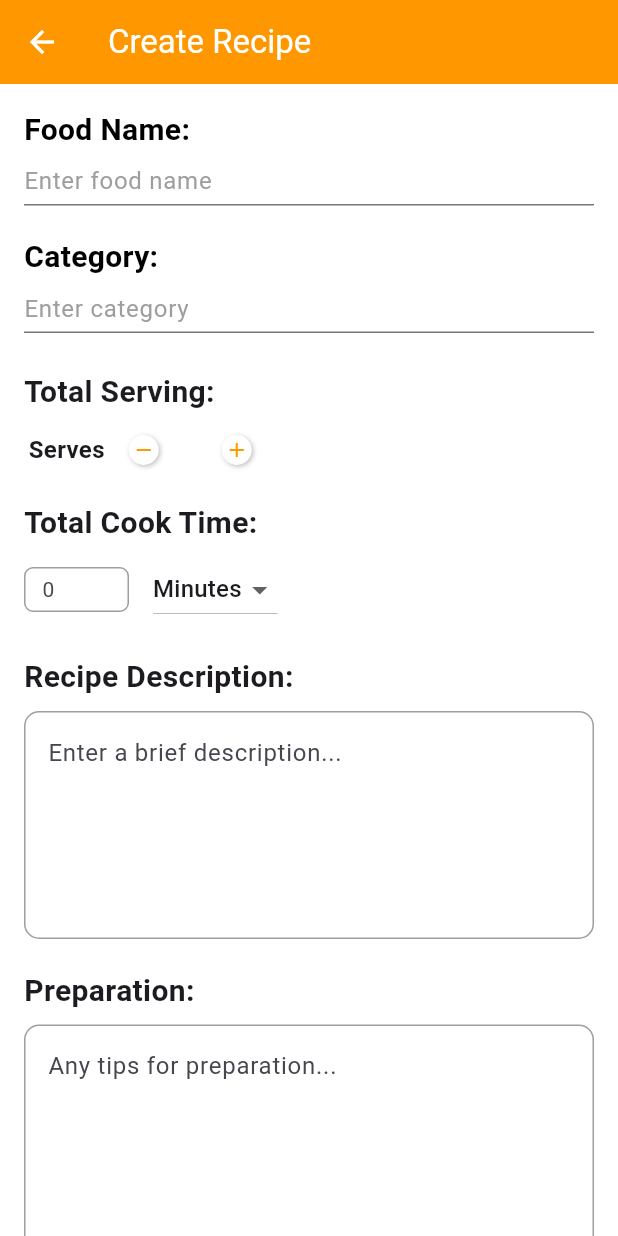
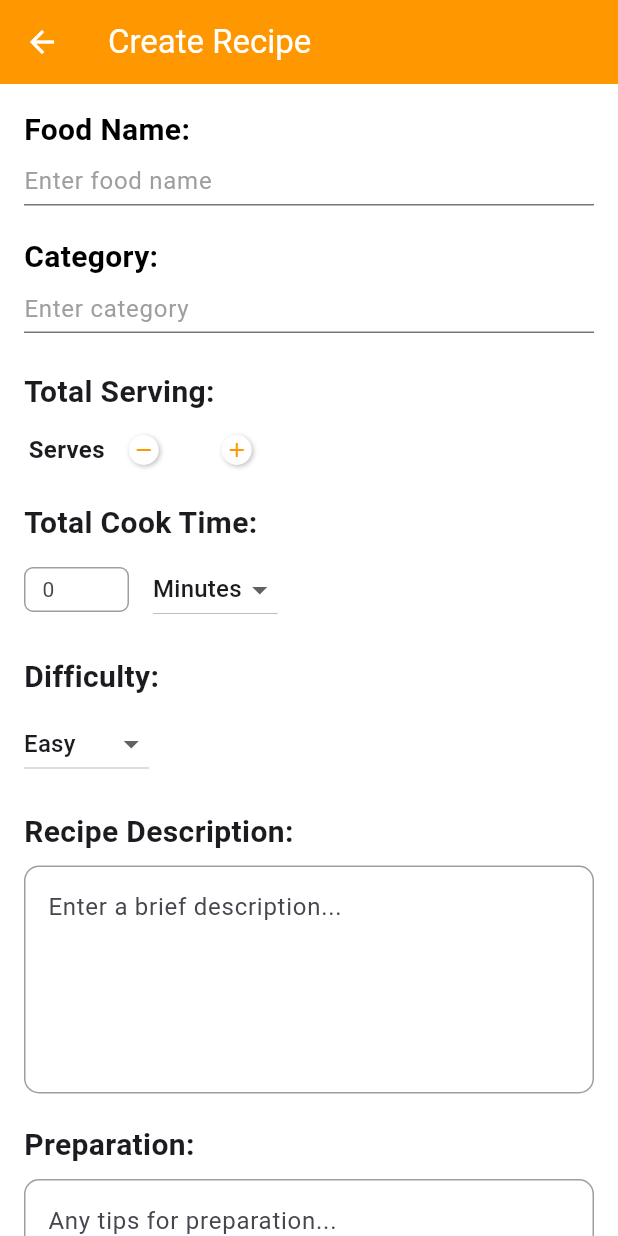
Before and after one commit to rockypabalate/food_ai_thesis, a Flutter app: the CreateRecipeView screen opened by its route, on a phone screen of 412 x 824 dp. Run offline on Flutter 3.47's test engine with Material 3 defaults, Android fonts, the light colour scheme and no system bars; our stand-ins replace dio, google_fonts, image_picker, logger, lottie, shared_preferences and 5 more; missing offline and left inert: tflite_flutter; accounts and stored records are empty; project files that could hold a hidden picture were left out.

Commit message:
Enhance ui and bug fixed

```diff
--- a/lib/ui/views/check_auth/check_auth_viewmodel.dart
+++ b/lib/ui/views/check_auth/check_auth_viewmodel.dart
@@ -35,7 +35,7 @@ class CheckAuthViewModel extends AppBaseViewModel {
       if (response.statusCode == 200 && response.data != null) {
         _navigationService.navigateTo(Routes.mainpageView);
       } else {
-        _navigationService.clearStackAndShow(Routes.loginView);
+        _navigationService.clearStackAndShow(Routes.loginregisterView);
       }
     } catch (e) {
       print('Error during authentication: $e');
--- a/lib/ui/views/create_recipe/create_recipe_view.dart
+++ b/lib/ui/views/create_recipe/create_recipe_view.dart
@@ -19,7 +19,8 @@ class CreateRecipeView extends StackedView<CreateRecipeViewModel> {
             builder: (BuildContext context) {
               return AlertDialog(
                 title: const Text('Exit Confirmation'),
-              content: const Text('Are you sure you want to exit without saving?'),
+                content:
+                    const Text('Are you sure you want to exit without saving?'),
                 actions: [
                   TextButton(
                     onPressed: () {
@@ -51,8 +52,8 @@ class CreateRecipeView extends StackedView<CreateRecipeViewModel> {
               style: TextStyle(color: Colors.white), // Make title text white
             ),
             backgroundColor: Colors.orange,
-        iconTheme:
-            const IconThemeData(color: Colors.white), // Make back arrow white
+            iconTheme: const IconThemeData(
+                color: Colors.white), // Make back arrow white
           ),
           body: SingleChildScrollView(
             padding: const EdgeInsets.all(16.0),
@@ -72,7 +73,8 @@ class CreateRecipeView extends StackedView<CreateRecipeViewModel> {
                         color: Colors.black,
                       ),
                     ),
-                const SizedBox(height: 4), // Space between text and TextField
+                    const SizedBox(
+                        height: 4), // Space between text and TextField
                     TextField(
                       controller: viewModel.foodNameController,
                       style: const TextStyle(fontSize: 16),
@@ -81,7 +83,8 @@ class CreateRecipeView extends StackedView<CreateRecipeViewModel> {
                         hintStyle: TextStyle(color: Colors.grey),
                         border: UnderlineInputBorder(),
                         focusedBorder: UnderlineInputBorder(
-                      borderSide: BorderSide(color: Colors.orange, width: 1),
+                          borderSide:
+                              BorderSide(color: Colors.orange, width: 1),
                         ),
                         isDense: true, // Reduce TextField height
                         contentPadding: EdgeInsets.symmetric(
@@ -104,7 +107,8 @@ class CreateRecipeView extends StackedView<CreateRecipeViewModel> {
                         color: Colors.black,
                       ),
                     ),
-                const SizedBox(height: 4), // Space between text and TextField
+                    const SizedBox(
+                        height: 4), // Space between text and TextField
                     TextField(
                       controller: viewModel.categoryController,
                       style: const TextStyle(fontSize: 16),
@@ -113,7 +117,8 @@ class CreateRecipeView extends StackedView<CreateRecipeViewModel> {
                         hintStyle: TextStyle(color: Colors.grey),
                         border: UnderlineInputBorder(),
                         focusedBorder: UnderlineInputBorder(
-                      borderSide: BorderSide(color: Colors.orange, width: 1),
+                          borderSide:
+                              BorderSide(color: Colors.orange, width: 1),
                         ),
                         isDense: true, // Reduce TextField height
                         contentPadding: EdgeInsets.symmetric(
@@ -130,11 +135,12 @@ class CreateRecipeView extends StackedView<CreateRecipeViewModel> {
                   children: [
                     const Text(
                       "Total Serving:",
-                  style: TextStyle(fontSize: 20, fontWeight: FontWeight.bold),
+                      style:
+                          TextStyle(fontSize: 20, fontWeight: FontWeight.bold),
                     ),
                     Padding(
-                  padding:
-                      const EdgeInsets.only(left: 3), // Move Row to the right
+                      padding: const EdgeInsets.only(
+                          left: 3), // Move Row to the right
                       child: Row(
                         mainAxisAlignment: MainAxisAlignment.start,
                         children: [
@@ -144,7 +150,8 @@ class CreateRecipeView extends StackedView<CreateRecipeViewModel> {
                                 fontSize: 16, fontWeight: FontWeight.bold),
                           ),
                           const SizedBox(
-                          width: 16), // Small space between text and counter
+                              width:
+                                  16), // Small space between text and counter
                           Row(
                             children: [
                               Container(
@@ -152,7 +159,8 @@ class CreateRecipeView extends StackedView<CreateRecipeViewModel> {
                                 height: 20,
                                 decoration: const BoxDecoration(
                                   shape: BoxShape.circle,
-                              color: Colors.white, // White circular background
+                                  color:
+                                      Colors.white, // White circular background
                                   boxShadow: [
                                     BoxShadow(
                                       color: Colors.black26, // Soft shadow
@@ -162,13 +170,14 @@ class CreateRecipeView extends StackedView<CreateRecipeViewModel> {
                                   ],
                                 ),
                                 child: IconButton(
-                              padding: EdgeInsets.zero, // Remove extra padding
+                                  padding:
+                                      EdgeInsets.zero, // Remove extra padding
                                   iconSize: 16, // Reduce icon size
                                   icon: const Icon(Icons.remove,
                                       color: Colors.orange),
                                   onPressed: () {
-                                int current = int.tryParse(
-                                        viewModel.servingsController.text) ??
+                                    int current = int.tryParse(viewModel
+                                            .servingsController.text) ??
                                         1;
                                     if (current > 1) {
                                       viewModel.servingsController.text =
@@ -196,7 +205,8 @@ class CreateRecipeView extends StackedView<CreateRecipeViewModel> {
                                 height: 20,
                                 decoration: const BoxDecoration(
                                   shape: BoxShape.circle,
-                              color: Colors.white, // White circular background
+                                  color:
+                                      Colors.white, // White circular background
                                   boxShadow: [
                                     BoxShadow(
                                       color: Colors.black26, // Soft shadow
@@ -206,12 +216,14 @@ class CreateRecipeView extends StackedView<CreateRecipeViewModel> {
                                   ],
                                 ),
                                 child: IconButton(
-                              padding: EdgeInsets.zero, // Remove extra padding
+                                  padding:
+                                      EdgeInsets.zero, // Remove extra padding
                                   iconSize: 16, // Reduce icon size
-                              icon: const Icon(Icons.add, color: Colors.orange),
+                                  icon: const Icon(Icons.add,
+                                      color: Colors.orange),
                                   onPressed: () {
-                                int current = int.tryParse(
-                                        viewModel.servingsController.text) ??
+                                    int current = int.tryParse(viewModel
+                                            .servingsController.text) ??
                                         1;
                                     viewModel.servingsController.text =
                                         (current + 1).toString();
@@ -234,7 +246,8 @@ class CreateRecipeView extends StackedView<CreateRecipeViewModel> {
                   children: [
                     const Text(
                       "Total Cook Time:",
-                  style: TextStyle(fontSize: 20, fontWeight: FontWeight.bold),
+                      style:
+                          TextStyle(fontSize: 20, fontWeight: FontWeight.bold),
                     ),
                     const SizedBox(
                         height: 6), // Small space between header and fields
@@ -254,7 +267,8 @@ class CreateRecipeView extends StackedView<CreateRecipeViewModel> {
                                 border: OutlineInputBorder(
                                   borderRadius: BorderRadius.circular(6.0),
                                   borderSide: const BorderSide(
-                                  color: Colors.grey, width: 1), // Default grey
+                                      color: Colors.grey,
+                                      width: 1), // Default grey
                                 ),
                                 focusedBorder: OutlineInputBorder(
                                   borderRadius: BorderRadius.circular(6.0),
@@ -277,7 +291,8 @@ class CreateRecipeView extends StackedView<CreateRecipeViewModel> {
                                 16), // Small space between text field and dropdown
                         DropdownButton<String>(
                           value: viewModel.cookTimeUnit,
-                      items: ["Minutes", "Hours"].map((String unit) {
+                          items: ["Minute", "Hour", "Minutes", "Hours"]
+                              .map((String unit) {
                             return DropdownMenuItem<String>(
                               value: unit,
                               child: Text(unit),
@@ -293,13 +308,41 @@ class CreateRecipeView extends StackedView<CreateRecipeViewModel> {
                 ),
 
                 const SizedBox(height: 20),
+
+                // Difficulty Level Section
+                Column(
+                  crossAxisAlignment: CrossAxisAlignment.start,
+                  children: [
+                    const Text(
+                      "Difficulty:",
+                      style:
+                          TextStyle(fontSize: 20, fontWeight: FontWeight.bold),
+                    ),
+                    const SizedBox(
+                        height: 6), // Space between label and dropdown
+                    DropdownButton<String>(
+                      value: viewModel.difficultyLevel,
+                      items: ["Easy", "Medium", "Hard"].map((String level) {
+                        return DropdownMenuItem<String>(
+                          value: level,
+                          child: Text(level),
+                        );
+                      }).toList(),
+                      onChanged: (value) {
+                        viewModel.updateDifficultyLevel(value!);
+                      },
+                    ),
+                  ],
+                ),
+                const SizedBox(height: 20),
                 // Description
                 Column(
                   crossAxisAlignment: CrossAxisAlignment.start,
                   children: [
                     const Text(
                       "Recipe Description:", // Title Header
-                  style: TextStyle(fontSize: 20, fontWeight: FontWeight.bold),
+                      style:
+                          TextStyle(fontSize: 20, fontWeight: FontWeight.bold),
                     ),
                     const SizedBox(
                         height: 8), // Small space between title and input
@@ -347,17 +390,20 @@ class CreateRecipeView extends StackedView<CreateRecipeViewModel> {
                     border: OutlineInputBorder(
                       borderRadius: BorderRadius.circular(10.0),
                       borderSide: const BorderSide(
-                      color: Colors.grey, width: 1.0), // Grey when not selected
+                          color: Colors.grey,
+                          width: 1.0), // Grey when not selected
                     ),
                     focusedBorder: OutlineInputBorder(
                       borderRadius: BorderRadius.circular(10.0),
                       borderSide: const BorderSide(
-                      color: Colors.orange, width: 1.5), // Orange when selected
+                          color: Colors.orange,
+                          width: 1.5), // Orange when selected
                     ),
                     enabledBorder: OutlineInputBorder(
                       borderRadius: BorderRadius.circular(10.0),
                       borderSide: const BorderSide(
-                      color: Colors.grey, width: 1.0), // Grey when not selected
+                          color: Colors.grey,
+                          width: 1.0), // Grey when not selected
                     ),
                   ),
                   maxLines: 5,
@@ -372,7 +418,8 @@ class CreateRecipeView extends StackedView<CreateRecipeViewModel> {
                       padding: EdgeInsets.symmetric(vertical: 10.0),
                       child: Text(
                         "Cooking Steps:",
-                    style: TextStyle(fontSize: 20, fontWeight: FontWeight.bold),
+                        style: TextStyle(
+                            fontSize: 20, fontWeight: FontWeight.bold),
                       ),
                     ),
                     ListView.builder(
@@ -413,8 +460,10 @@ class CreateRecipeView extends StackedView<CreateRecipeViewModel> {
                                 ),
                               ),
                               IconButton(
-                            icon: const Icon(Icons.delete, color: Colors.red),
-                            onPressed: () => viewModel.removeInstruction(index),
+                                icon:
+                                    const Icon(Icons.delete, color: Colors.red),
+                                onPressed: () =>
+                                    viewModel.removeInstruction(index),
                               ),
                             ],
                           ),
@@ -447,7 +496,6 @@ class CreateRecipeView extends StackedView<CreateRecipeViewModel> {
 
                 const SizedBox(height: 20),
 
-            // Dynamic Ingredients Input
                 Column(
                   crossAxisAlignment: CrossAxisAlignment.start,
                   children: [
@@ -455,7 +503,8 @@ class CreateRecipeView extends StackedView<CreateRecipeViewModel> {
                       padding: EdgeInsets.symmetric(vertical: 10.0),
                       child: Text(
                         "Ingredients:",
-                    style: TextStyle(fontSize: 20, fontWeight: FontWeight.bold),
+                        style: TextStyle(
+                            fontSize: 20, fontWeight: FontWeight.bold),
                       ),
                     ),
                     ListView.builder(
@@ -464,74 +513,88 @@ class CreateRecipeView extends StackedView<CreateRecipeViewModel> {
                       itemCount: viewModel.ingredients.length,
                       itemBuilder: (context, index) {
                         return Padding(
-                      padding: const EdgeInsets.only(
-                          bottom: 10.0), // Adds space below each field
-                      child: Row(
+                          padding: const EdgeInsets.only(bottom: 10.0),
+                          child: Column(
+                            crossAxisAlignment: CrossAxisAlignment.start,
                             children: [
-                          Expanded(
-                            child: TextFormField(
+                              // Ingredient Name Input
+                              TextFormField(
                                 decoration: InputDecoration(
-                                labelText:
-                                    'Ingredient ${index + 1}', // Dynamic numbering
+                                  labelText: 'Ingredient ${index + 1}',
                                   border: OutlineInputBorder(
                                     borderRadius: BorderRadius.circular(10.0),
-                                  borderSide: const BorderSide(
-                                      color: Colors.grey,
-                                      width: 1.0), // Grey when inactive
-                                ),
-                                focusedBorder: OutlineInputBorder(
-                                  borderRadius: BorderRadius.circular(10.0),
-                                  borderSide: const BorderSide(
-                                      color: Colors.orange,
-                                      width: 1.5), // Orange when selected
-                                ),
-                                enabledBorder: OutlineInputBorder(
-                                  borderRadius: BorderRadius.circular(10.0),
-                                  borderSide: const BorderSide(
-                                      color: Colors.grey,
-                                      width: 1.0), // Grey when inactive
                                   ),
                                 ),
+                                initialValue: viewModel.ingredients[
+                                    index], // Ensure value persistence
                                 onChanged: (value) =>
                                     viewModel.updateIngredient(index, value),
                               ),
-                          ),
-                          const SizedBox(width: 10),
+                              const SizedBox(height: 5),
+
+                              // Quantity and Unit Row
+                              Row(
+                                children: [
+                                  // Quantity Input
                                   Expanded(
                                     child: TextFormField(
-                              keyboardType:
-                                  TextInputType.number, // Allows only numbers
+                                      keyboardType: TextInputType.number,
                                       inputFormatters: [
                                         FilteringTextInputFormatter.digitsOnly
-                              ], // Restricts input to digits
+                                      ],
                                       decoration: InputDecoration(
                                         labelText: 'Quantity',
                                         border: OutlineInputBorder(
-                                  borderRadius: BorderRadius.circular(10.0),
-                                  borderSide: const BorderSide(
-                                      color: Colors.grey,
-                                      width: 1.0), // Grey when inactive
-                                ),
-                                focusedBorder: OutlineInputBorder(
-                                  borderRadius: BorderRadius.circular(10.0),
-                                  borderSide: const BorderSide(
-                                      color: Colors.orange,
-                                      width: 1.5), // Orange when selected
-                                ),
-                                enabledBorder: OutlineInputBorder(
-                                  borderRadius: BorderRadius.circular(10.0),
-                                  borderSide: const BorderSide(
-                                      color: Colors.grey,
-                                      width: 1.0), // Grey when inactive
+                                          borderRadius:
+                                              BorderRadius.circular(10.0),
                                         ),
                                       ),
-                              onChanged: (value) =>
-                                  viewModel.updateQuantity(index, value),
+                                      initialValue: viewModel.quantities[
+                                          index], // Ensure persistence
+                                      onChanged: (value) => viewModel
+                                          .updateQuantity(index, value),
                                     ),
                                   ),
+                                  const SizedBox(width: 10),
+
+                                  // Unit Dropdown
+                                  Expanded(
+                                    child: DropdownButtonFormField<String>(
+                                      value: viewModel.units[index],
+                                      items:
+                                          viewModel.availableUnits.map((unit) {
+                                        return DropdownMenuItem(
+                                          value: unit,
+                                          child: Text(unit),
+                                        );
+                                      }).toList(),
+                                      onChanged: (value) {
+                                        if (value != null) {
+                                          viewModel.updateUnit(index, value);
+                                        }
+                                      },
+                                      decoration: InputDecoration(
+                                        contentPadding:
+                                            const EdgeInsets.symmetric(
+                                                vertical: 14.0,
+                                                horizontal:
+                                                    15.0), // Adjust height
+                                        border: OutlineInputBorder(
+                                          borderRadius:
+                                              BorderRadius.circular(10.0),
+                                        ),
+                                      ),
+                                    ),
+                                  ),
+
+                                  // Delete Button
                                   IconButton(
-                            icon: const Icon(Icons.delete, color: Colors.red),
-                            onPressed: () => viewModel.removeIngredient(index),
+                                    icon: const Icon(Icons.delete,
+                                        color: Colors.red),
+                                    onPressed: () =>
+                                        viewModel.removeIngredient(index),
+                                  ),
+                                ],
                               ),
                             ],
                           ),
@@ -539,28 +602,20 @@ class CreateRecipeView extends StackedView<CreateRecipeViewModel> {
                       },
                     ),
 
-                // Centered "Add Ingredient" Button
+                    // Add Ingredient Button
                     Center(
                       child: ElevatedButton.icon(
                         onPressed: viewModel.addIngredient,
                         style: ElevatedButton.styleFrom(
-                      backgroundColor: Colors.orange,
-                      padding: const EdgeInsets.symmetric(
-                          horizontal: 16, vertical: 0),
-                      shape: RoundedRectangleBorder(
-                        borderRadius: BorderRadius.circular(8.0),
-                      ),
-                    ),
+                            backgroundColor: Colors.orange),
                         icon: const Icon(Icons.add, color: Colors.white),
-                    label: const Text(
-                      'Add Ingredient',
-                      style: TextStyle(
-                          color: Colors.white, fontWeight: FontWeight.bold),
-                    ),
+                        label: const Text('Add Ingredient',
+                            style: TextStyle(color: Colors.white)),
                       ),
                     ),
                   ],
                 ),
+
                 const SizedBox(height: 20),
                 // Nutritional Paragraph Input
                 const Column(
@@ -598,7 +653,8 @@ class CreateRecipeView extends StackedView<CreateRecipeViewModel> {
                     focusedBorder: OutlineInputBorder(
                       borderRadius: BorderRadius.circular(10.0),
                       borderSide: const BorderSide(
-                      color: Colors.orange, width: 1), // Orange when selected
+                          color: Colors.orange,
+                          width: 1), // Orange when selected
                     ),
                     enabledBorder: OutlineInputBorder(
                       borderRadius: BorderRadius.circular(10.0),
@@ -665,10 +721,7 @@ class CreateRecipeView extends StackedView<CreateRecipeViewModel> {
               ],
             ),
           ),
-    )
-    );
-
-
+        ));
   }
 
   @override
--- a/lib/ui/views/user_dashboard/widgets_my_recipes_tab.dart
+++ b/lib/ui/views/user_dashboard/widgets_my_recipes_tab.dart
@@ -70,6 +70,7 @@ class MyRecipesTab extends StatelessWidget {
                   ),
                 ),
               ),
+              const SizedBox(height: 8),
               Expanded(
                 child: viewModel.isBusy
                     ? const Center(child: ShimmerLoadingWidget())
@@ -100,7 +101,7 @@ class MyRecipesTab extends StatelessWidget {
                           )
                         : GridView.builder(
                             padding: const EdgeInsets.symmetric(
-                                horizontal: 10.0, vertical: 10.0),
+                                horizontal: 10.0, vertical: 2.0),
                             shrinkWrap: true,
                             gridDelegate:
                                 SliverGridDelegateWithFixedCrossAxisCount(
```
Also changed, not shown: lib/models/single_view_created_recipe/single_view_created_recipe.dart (+14 -26 lines), lib/ui/views/create_recipe/create_recipe_viewmodel.dart (+25 -5 lines), lib/ui/views/edit_profile/edit_profile_view.dart (+4 -4 lines), lib/ui/views/single_view_page_recipe/single_view_page_recipe_view.dart (+20 -41 lines), lib/ui/views/user_dashboard/user_dashboard_view.dart (+7 -1 lines). Lines whose indentation alone changed are shown as unchanged.
